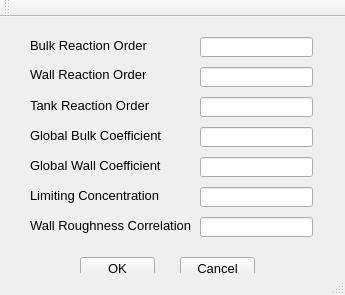
USEPA/SWMM-EPANET_User_Interface, file src/ui/EPANET/frmReactionsOptions.ui: the form before one commit.
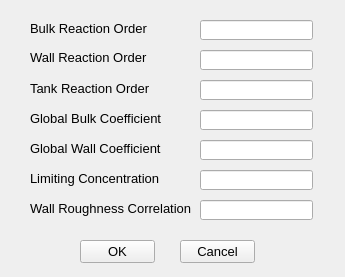
The form after the commit.

Commit message: touched up all options forms, first cut at populating forms from object

Patch:
```diff
--- a/src/ui/EPANET/frmReactionsOptions.ui
+++ b/src/ui/EPANET/frmReactionsOptions.ui
@@ -7,7 +7,7 @@
     <x>0</x>
     <y>0</y>
     <width>345</width>
-    <height>295</height>
+    <height>277</height>
    </rect>
   </property>
   <property name="font">
@@ -212,15 +212,6 @@
     </property>
    </widget>
   </widget>
-  <widget class="QToolBar" name="mainToolBar">
-   <attribute name="toolBarArea">
-    <enum>TopToolBarArea</enum>
-   </attribute>
-   <attribute name="toolBarBreak">
-    <bool>false</bool>
-   </attribute>
-  </widget>
-  <widget class="QStatusBar" name="statusBar"/>
  </widget>
  <layoutdefault spacing="6" margin="11"/>
  <resources/>
```
The commit also changes 20 other files.
